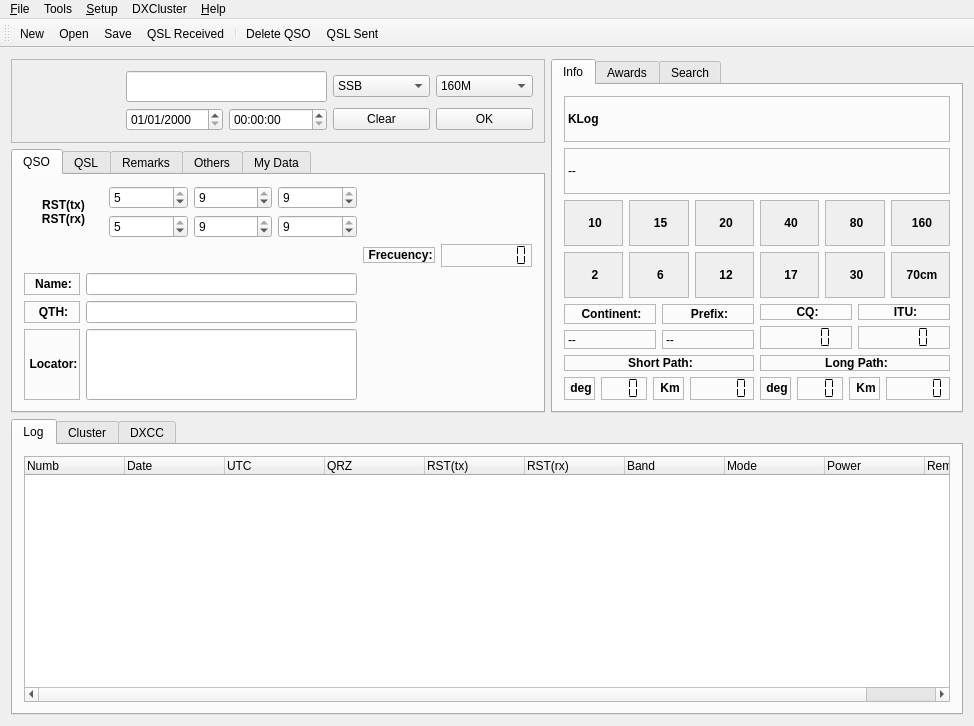
Above: src/klog.ui from dbasden/klog before the change. Below: the same form after it.
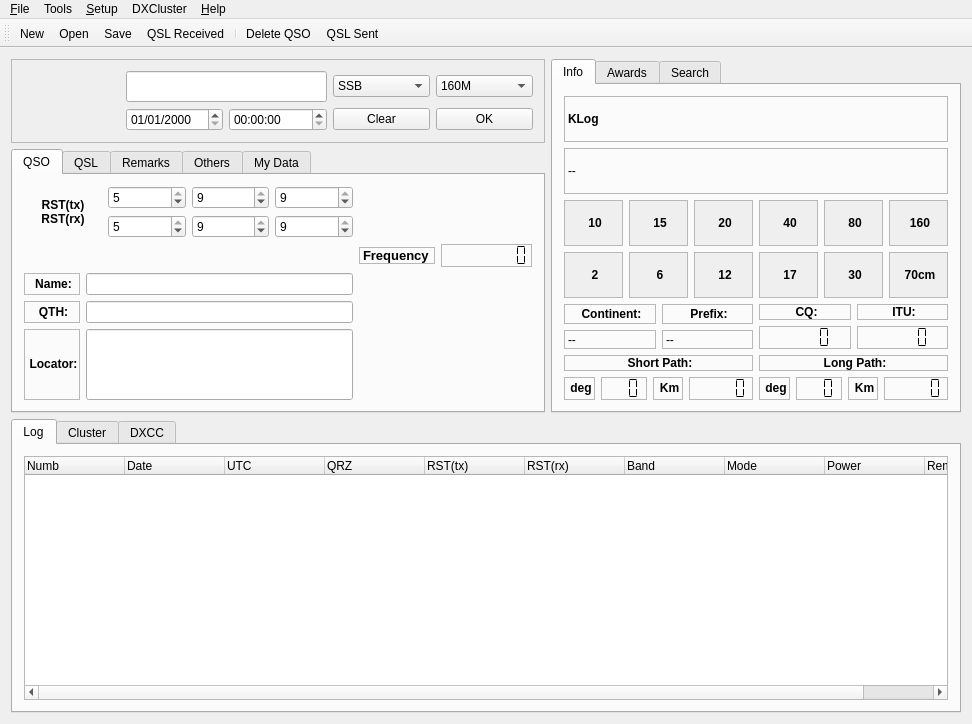
That is the form after the change. The open tabs and pages were chosen to show the change. Icons and pictures are not drawn. Custom widgets are drawn as their Qt base class.

```diff
--- a/src/klog.ui
+++ b/src/klog.ui
@@ -10,8 +10,8 @@
    <rect>
     <x>0</x>
     <y>0</y>
-    <width>974</width>
-    <height>726</height>
+    <width>972</width>
+    <height>724</height>
    </rect>
   </property>
   <property name="sizePolicy">
@@ -1764,15 +1764,18 @@
               <verstretch>0</verstretch>
              </sizepolicy>
             </property>
+            <property name="font">
+             <font>
+              <pointsize>10</pointsize>
+              <weight>75</weight>
+              <bold>true</bold>
+             </font>
+            </property>
             <property name="frameShape">
              <enum>QFrame::StyledPanel</enum>
             </property>
             <property name="text">
-             <string>&lt;!DOCTYPE HTML PUBLIC &quot;-//W3C//DTD HTML 4.0//EN&quot; &quot;http://www.w3.org/TR/REC-html40/strict.dtd&quot;&gt;
-&lt;html&gt;&lt;head&gt;&lt;meta name=&quot;qrichtext&quot; content=&quot;1&quot; /&gt;&lt;style type=&quot;text/css&quot;&gt;
-p, li { white-space: pre-wrap; }
-&lt;/style&gt;&lt;/head&gt;&lt;body style=&quot; font-family:'Sans Serif'; font-size:9pt; font-weight:400; font-style:normal;&quot;&gt;
-&lt;p align=&quot;center&quot; style=&quot; margin-top:12px; margin-bottom:12px; margin-left:0px; margin-right:0px; -qt-block-indent:0; text-indent:0px;&quot;&gt;&lt;span style=&quot; font-weight:600;&quot;&gt;Frecuency:&lt;/span&gt;&lt;/p&gt;&lt;/body&gt;&lt;/html&gt;</string>
+             <string>Frequency</string>
             </property>
             <property name="wordWrap">
              <bool>false</bool>
@@ -2406,7 +2409,7 @@
     <rect>
      <x>0</x>
      <y>0</y>
-     <width>974</width>
+     <width>972</width>
      <height>23</height>
     </rect>
    </property>
```
Left out of the diff: 4 changed lines with no effect on the pictures.
